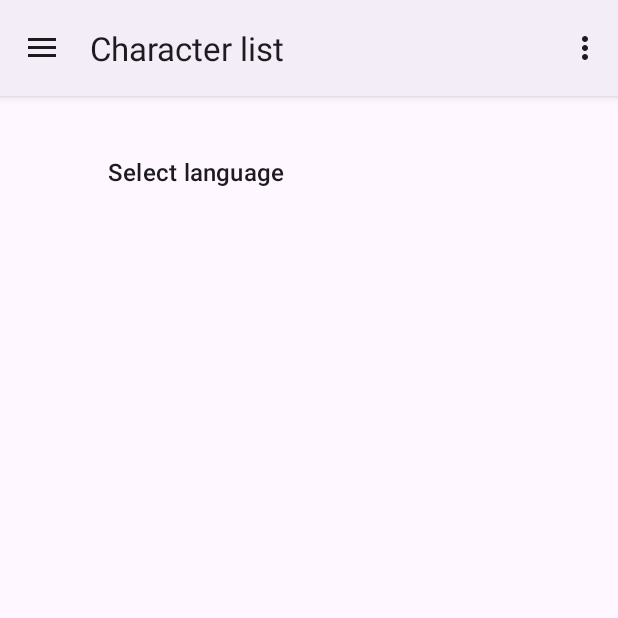
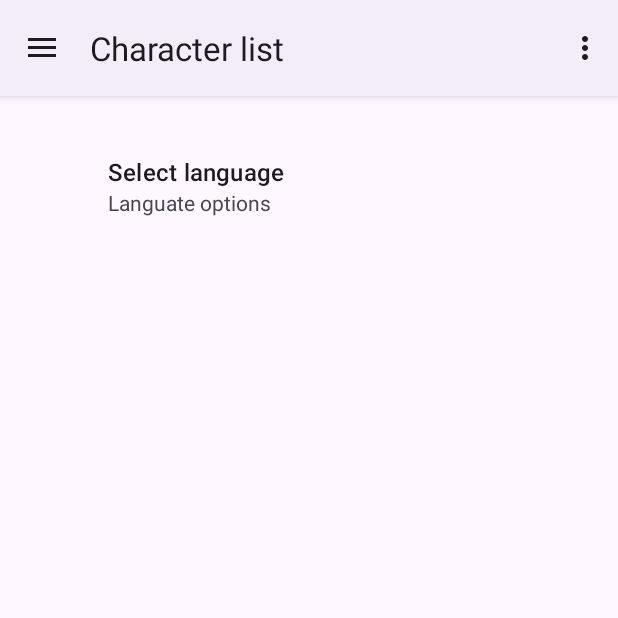
Before and after one commit to jcazalilla/T2, an Android app: the PreferencesFragment screen opened through its navigation route, on a phone screen of 412 x 824 dp, the top half of it. Run offline under Robolectric (Android 15) with nearby library versions, the phone set to English and light mode, and no system bars; our stand-ins replace androidx.preference, navigation-ui.

Commit message:
Tarea 2 PMDM-- apartado DrawerNavigation

```diff
--- a/app/src/main/java/moreno/cazalilla/jesusmaria/t2/PreferencesFragment.java
+++ b/app/src/main/java/moreno/cazalilla/jesusmaria/t2/PreferencesFragment.java
@@ -15,11 +15,9 @@ public class PreferencesFragment extends PreferenceFragmentCompat {
 
 
     public void onCreatePreferences(@Nullable Bundle savedInstanceState, String rootKey) {
+
         //inflamos el archivo de preferencias xml
         setPreferencesFromResource(R.xml.preferences, rootKey);
 
     }
-
-
-
 }
--- a/app/src/main/res/values/strings.xml
+++ b/app/src/main/res/values/strings.xml
@@ -15,5 +15,6 @@
     <string name="task_mario_drawer">Task 2 PMDM</string>
     <string name="preference_language">language</string>
     <string name="preference_tittle">Select language</string>
+    <string name="language_options">Languate options</string>
 
 </resources>
--- a/app/src/main/res/xml/preferences.xml
+++ b/app/src/main/res/xml/preferences.xml
@@ -8,6 +8,7 @@
         android:defaultValue="español"
         android:entries="@array/language"
         android:entryValues="@array/language_selected"
+        android:summary="@string/language_options"
         />
 
 
```
Also changed, not shown: 1 other file.
